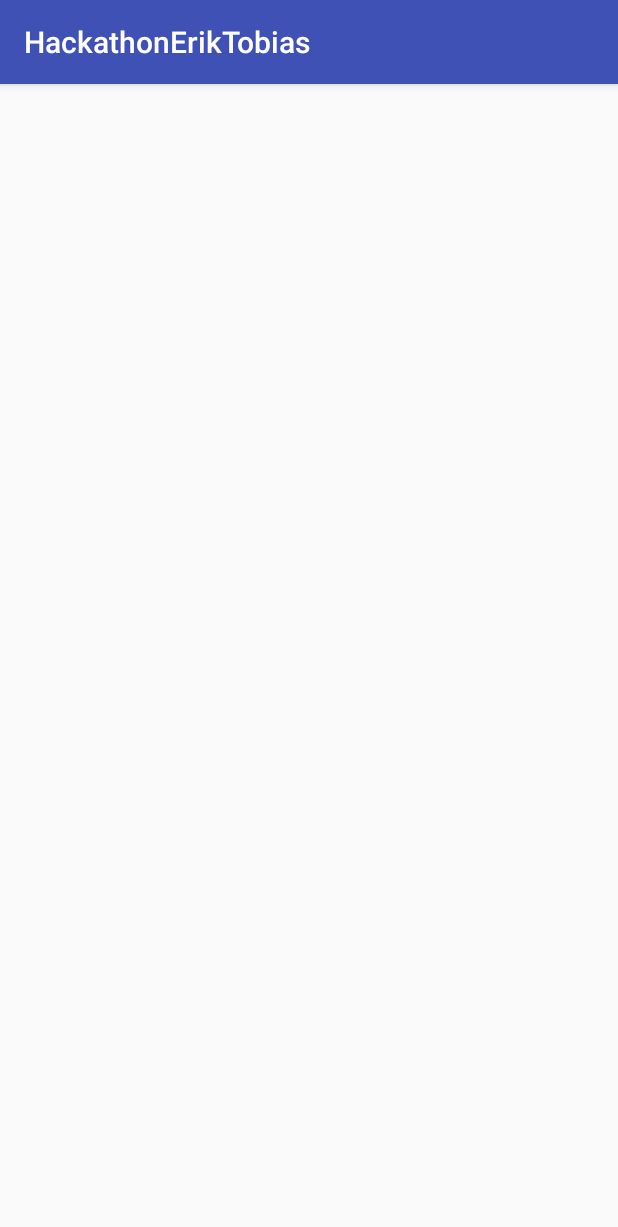
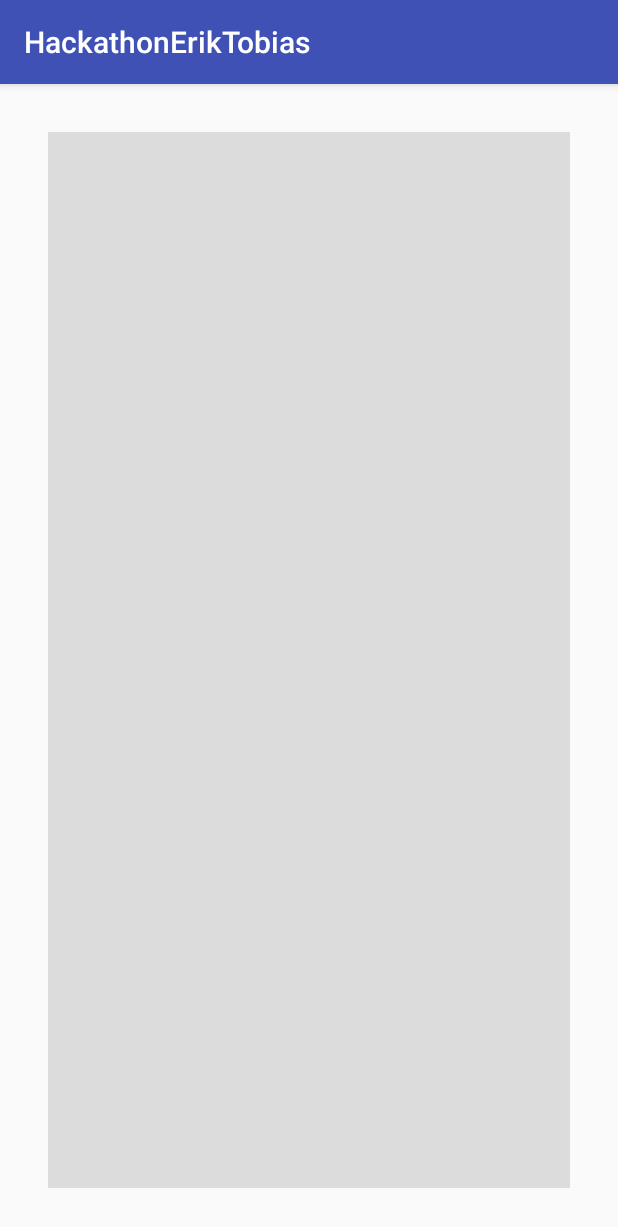
Before and after one commit to kamikazekip/Hackathon-Erik-Tobias, an Android app: the screen it shows after launch (HomeScreenActivity), on a phone screen of 412 x 824 dp. Shown: the top 1227 px of the screen. Run offline under Robolectric (Android 15) with nearby library versions, the phone set to English and light mode, and no system bars.

Commit message:
Adde camera, and made the text sorted top to bottom.

```diff
--- a/app/build.gradle
+++ b/app/build.gradle
@@ -16,6 +16,10 @@ android {
             proguardFiles getDefaultProguardFile('proguard-android.txt'), 'proguard-rules.pro'
         }
     }
+    compileOptions {
+        sourceCompatibility JavaVersion.VERSION_1_8
+        targetCompatibility JavaVersion.VERSION_1_8
+    }
 }
 
 dependencies {
--- a/app/src/main/java/nl/devolksbank/hackathoneriktobias/UI/HomeScreenActivity.java
+++ b/app/src/main/java/nl/devolksbank/hackathoneriktobias/UI/HomeScreenActivity.java
@@ -1,14 +1,146 @@
 package nl.devolksbank.hackathoneriktobias.UI;
 
+import android.content.Intent;
+import android.graphics.Bitmap;
+import android.graphics.BitmapFactory;
+import android.net.Uri;
+import android.os.Bundle;
+import android.os.Environment;
+import android.provider.MediaStore;
+import android.support.design.widget.Snackbar;
+import android.support.v4.content.FileProvider;
 import android.support.v7.app.AppCompatActivity;
-import android.os.Bundle;
+import android.util.SparseArray;
+import android.widget.ImageView;
+
+import com.google.android.gms.vision.Frame;
+import com.google.android.gms.vision.text.Text;
+import com.google.android.gms.vision.text.TextBlock;
+import com.google.android.gms.vision.text.TextRecognizer;
+
+import java.io.File;
+import java.io.IOException;
+import java.text.SimpleDateFormat;
+import java.util.ArrayList;
+import java.util.Collections;
+import java.util.Comparator;
+import java.util.Date;
+import java.util.List;
+
 import nl.devolksbank.hackathoneriktobias.R;
 
 public class HomeScreenActivity extends AppCompatActivity {
+
+    static final int REQUEST_TAKE_PHOTO = 1;
+    String mCurrentPhotoPath;
+    ImageView mImageView;
 
     @Override
     protected void onCreate(Bundle savedInstanceState) {
         super.onCreate(savedInstanceState);
         setContentView(R.layout.activity_home_screen);
+        mImageView = findViewById(R.id.imageView);
+        dispatchTakePictureIntent();
+    }
+
+
+
+    @Override
+    protected void onActivityResult(int requestCode, int resultCode, Intent data) {
+        if (requestCode == REQUEST_TAKE_PHOTO && resultCode == RESULT_OK) {
+            galleryAddPicture();
+            detectText();
+        }
+    }
+
+    private void detectText() {
+        Bitmap bitmap = BitmapFactory.decodeFile(mCurrentPhotoPath);
+        TextRecognizer textRecognizer = new TextRecognizer.Builder(getApplicationContext()).build();
+
+        if(!textRecognizer.isOperational()){
+            Snackbar.make(findViewById(R.id.home_screen), R.string.text_recognizer_error, Snackbar.LENGTH_LONG);
+        }else {
+            Frame frame = new Frame.Builder().setBitmap(bitmap).build();
+            SparseArray<TextBlock> items = textRecognizer.detect(frame);
+
+
+
+            List<Text> textLines = new ArrayList<>();
+            List<String> langList = new ArrayList<>();
+
+            for (int i = 0; i < items.size(); i++) {
+                TextBlock textBlock = items.valueAt(i);
+                langList.add(textBlock.getLanguage());
+                List<? extends Text> textComponents = textBlock.getComponents();
+                textLines.addAll(textComponents);
+            }
+
+
+            Collections.sort(textLines, (t1, t2) -> {
+                int diffOfTops = t1.getBoundingBox().top -  t2.getBoundingBox().top;
+                int diffOfLefts = t1.getBoundingBox().left - t2.getBoundingBox().left;
+
+                if (diffOfTops != 0) {
+                    return diffOfTops;
+                }
+                return diffOfLefts;
+            });
+
+            StringBuilder textBuilder = new StringBuilder();
+            for (Text text : textLines) {
+                if (text != null && text.getValue() != null) {
+                    textBuilder.append(text.getValue()).append("\n");
+                }
+            }
+            //textBuilder.toString is the end result.
+            System.out.println(textBuilder.toString());
+        }
+    }
+
+    private void dispatchTakePictureIntent() {
+        Intent takePictureIntent = new Intent(MediaStore.ACTION_IMAGE_CAPTURE);
+        // Ensure that there's a camera activity to handle the intent
+        if (takePictureIntent.resolveActivity(getPackageManager()) != null) {
+            // Create the File where the photo should go
+            File photoFile = null;
+            try {
+                photoFile = createImageFile();
+            } catch (IOException ex) {
+                // Error occurred while creating the File
+                ex.printStackTrace();
+            }
+            // Continue only if the File was successfully created
+            if (photoFile != null) {
+                Uri photoURI = FileProvider.getUriForFile(this,
+                        "nl.devolksbank.hackathoneriktobias.fileprovider",
+                        photoFile);
+                takePictureIntent.putExtra(MediaStore.EXTRA_OUTPUT, photoURI);
+                startActivityForResult(takePictureIntent, REQUEST_TAKE_PHOTO);
+            }
+        }
+    }
+
+    private File createImageFile() throws IOException {
+        // Create an image file name
+        String timeStamp = new SimpleDateFormat("yyyyMMdd_HHmmss").format(new Date());
+        String imageFileName = "JPEG_" + timeStamp + "_";
+        File storageDir = getExternalFilesDir(Environment.DIRECTORY_PICTURES);
+        File image = File.createTempFile(
+                imageFileName,  /* prefix */
+                ".jpg",         /* suffix */
+                storageDir      /* directory */
+        );
+
+        // Save a file: path for use with ACTION_VIEW intents
+        mCurrentPhotoPath = image.getAbsolutePath();
+        return image;
+    }
+
+    private void galleryAddPicture() {
+        Intent mediaScanIntent = new Intent(Intent.ACTION_MEDIA_SCANNER_SCAN_FILE);
+        File f = new File(mCurrentPhotoPath);
+        Uri contentUri = Uri.fromFile(f);
+        mediaScanIntent.setData(contentUri);
+        this.sendBroadcast(mediaScanIntent);
     }
 }
--- a/app/src/main/res/layout/activity_home_screen.xml
+++ b/app/src/main/res/layout/activity_home_screen.xml
@@ -1,9 +1,21 @@
 <?xml version="1.0" encoding="utf-8"?>
 <android.support.constraint.ConstraintLayout xmlns:android="http://schemas.android.com/apk/res/android"
     xmlns:app="http://schemas.android.com/apk/res-auto"
-    xmlns:tools="http://schemas.android.com/tools"
+    android:id="@+id/home_screen"
     android:layout_width="match_parent"
-    android:layout_height="match_parent"
-    tools:context=".UI.HomeScreenActivity">
+    android:layout_height="match_parent">
 
+    <ImageView
+        android:id="@+id/imageView"
+        android:layout_width="0dp"
+        android:layout_height="0dp"
+        android:layout_marginBottom="32dp"
+        android:layout_marginEnd="32dp"
+        android:layout_marginStart="32dp"
+        android:layout_marginTop="32dp"
+        app:layout_constraintBottom_toBottomOf="parent"
+        app:layout_constraintEnd_toEndOf="parent"
+        app:layout_constraintStart_toStartOf="parent"
+        app:layout_constraintTop_toTopOf="parent"
+        app:srcCompat="@color/common_google_signin_btn_text_dark_disabled" />
 </android.support.constraint.ConstraintLayout>
--- a/app/src/main/res/values/strings.xml
+++ b/app/src/main/res/values/strings.xml
@@ -1,3 +1,5 @@
 <resources>
     <string name="app_name">HackathonErikTobias</string>
+    <string name="no_camera_permission">No permission, NO DETECTION!</string>
+    <string name="text_recognizer_error">Couldn\'t detect text, try again!</string>
 </resources>
--- /dev/null
+++ b/app/src/main/res/xml/file_paths.xml
@@ -0,0 +1,4 @@
+<?xml version="1.0" encoding="utf-8"?>
+<paths xmlns:android="http://schemas.android.com/apk/res/android">
+    <external-path name="my_images" path="Android/data/nl.devolksbank.hackathoneriktobias/files/Pictures" />
+</paths>
```
Also changed, not shown: app/src/main/AndroidManifest.xml (+17 -0 lines).
